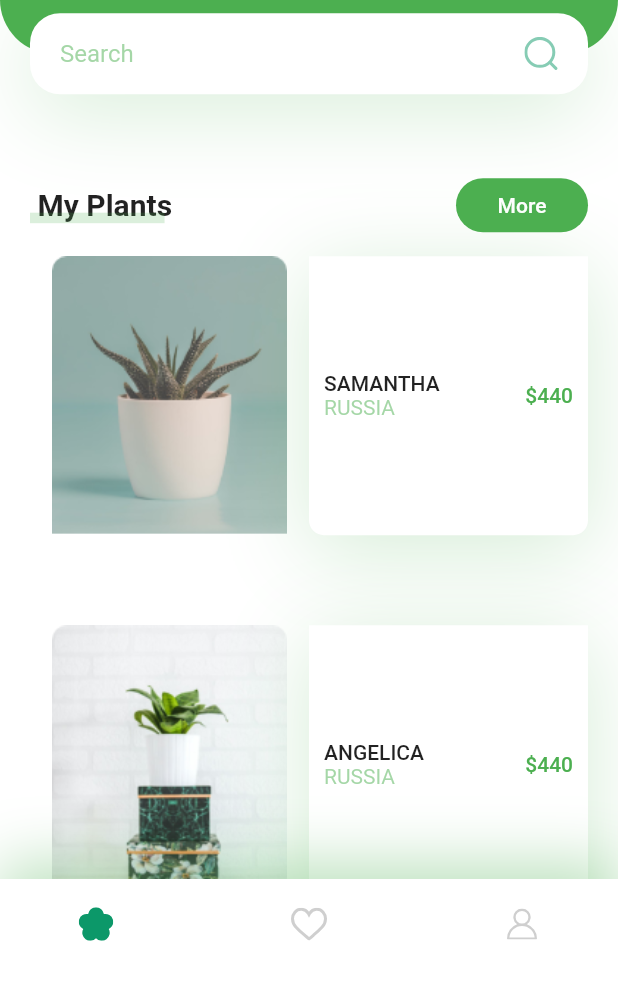
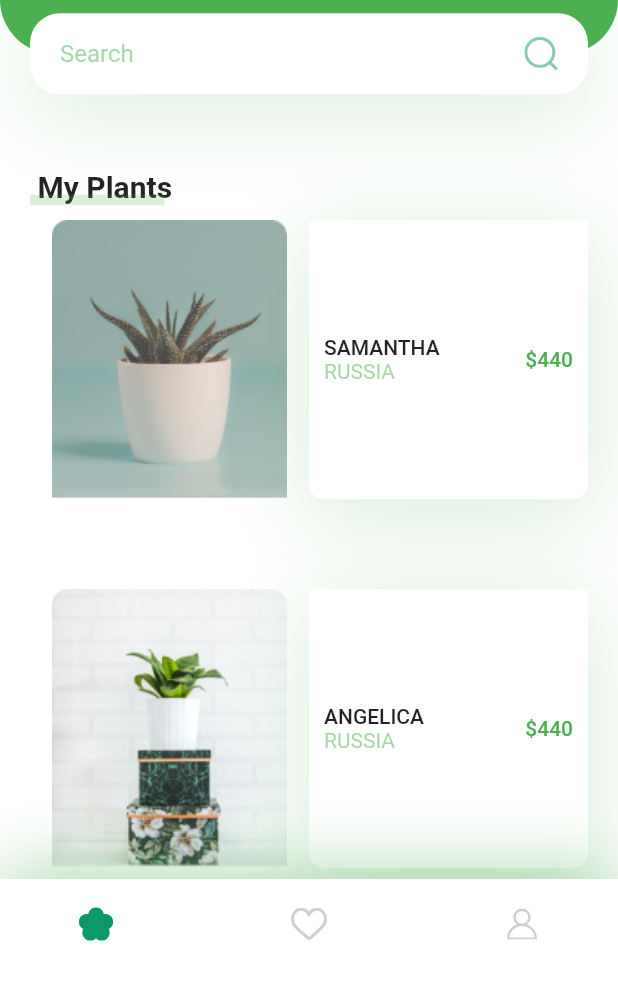
Before and after one commit to Habiba-Naeem/Greenify, a Flutter app: the HomeScreen screen opened by its route, on a phone screen of 412 x 824 dp, the part 237-1236 px from its top. Run offline on Flutter 3.47's test engine with Material 2 defaults, Android fonts, the phone set to English and light mode, and no system bars; our stand-ins replace flutter_spinkit, flutter_svg.

Commit message:
changed layout of homescreen'

```diff
--- a/lib/screens/home/components/title_with_more_bbtn.dart
+++ b/lib/screens/home/components/title_with_more_bbtn.dart
@@ -18,7 +18,7 @@ class TitleWithMoreBtn extends StatelessWidget {
       child: Row(
         children: <Widget>[
           TitleWithCustomUnderline(text: title),
-          Spacer(),
+          /* Spacer(),
           FlatButton(
             shape: RoundedRectangleBorder(
               borderRadius: BorderRadius.circular(20),
@@ -29,7 +29,7 @@ class TitleWithMoreBtn extends StatelessWidget {
               "More",
               style: TextStyle(color: Colors.white),
             ),
-          ),
+          ), */
         ],
       ),
     );
```
